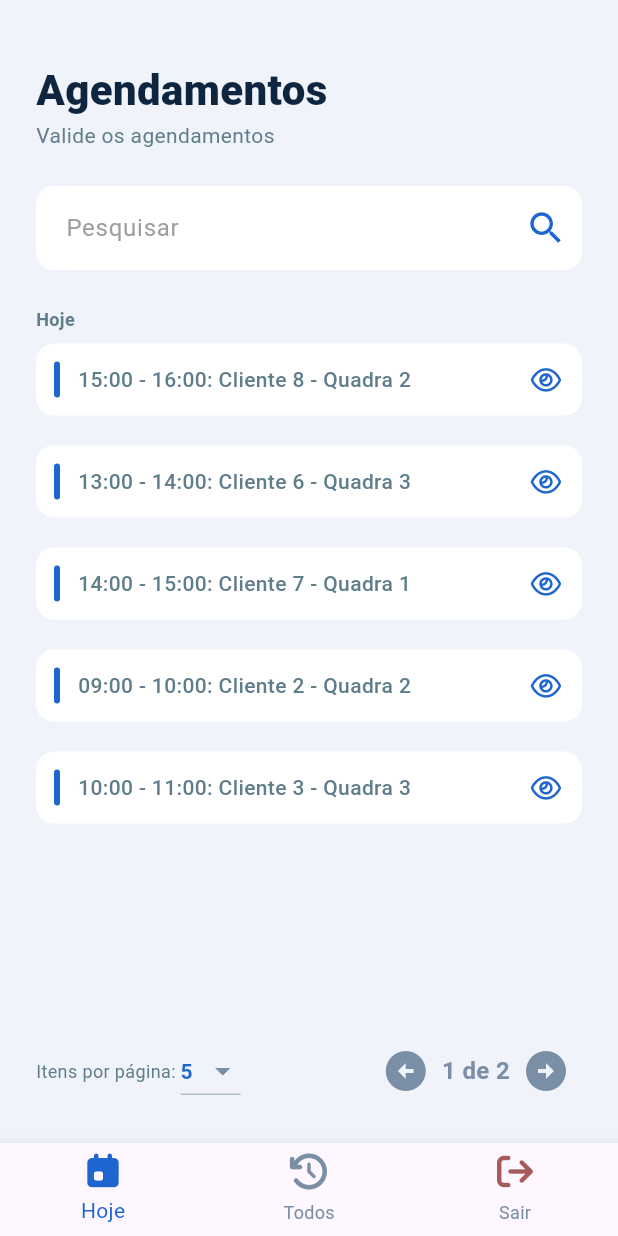
After one commit to adonisoliveiradasilva/GerenciamentoDeQuadras, a Flutter app: the EmployeeLayout screen opened directly, on a phone screen of 412 x 824 dp. The commit adds this screen. Run offline on Flutter 3.47's test engine with Material 3 defaults, Android fonts, the phone set to English and light mode, and no system bars; our stand-ins replace fl_chart, font_awesome_flutter, mask_text_input_formatter.

Commit message:
fix(funcionario): corrige agrupamento de datas na listagem e atualizacao das abas

```diff
--- a/gerenciamento_de_quadras/lib/core/widgets/molecules/action_list_card.dart
+++ b/gerenciamento_de_quadras/lib/core/widgets/molecules/action_list_card.dart
@@ -1,15 +1,18 @@
 import 'package:flutter/material.dart';
+import 'package:font_awesome_flutter/font_awesome_flutter.dart';
 
 class ActionListCard extends StatelessWidget {
   final String title;
   final VoidCallback? onEdit;
   final VoidCallback? onDelete;
+  final VoidCallback? onView;
 
   const ActionListCard({
     super.key,
     required this.title,
     this.onEdit,
     this.onDelete,
+    this.onView,
   });
 
   @override
@@ -34,20 +37,25 @@ class ActionListCard extends StatelessWidget {
           Expanded(
             child: Text(
               title,
-              style: const TextStyle(color: Colors.blueGrey, fontSize: 16, fontWeight: FontWeight.w500),
+              style: const TextStyle(color: Colors.blueGrey, fontSize: 14, fontWeight: FontWeight.w500),
             ),
           ),
+          if (onView != null)
+            IconButton(
+              icon: const FaIcon(FontAwesomeIcons.eye, color: Color(0xFF1E65D0), size: 18),
+              onPressed: onView,
+            ),
           if (onEdit != null)
             IconButton(
-              icon: const Icon(Icons.edit_square, color: Color(0xFF1E65D0)),
+              icon: const Icon(Icons.edit_square, color: Color(0xFF1E65D0), size: 20),
               onPressed: onEdit,
             ),
           if (onDelete != null)
             IconButton(
-              icon: const Icon(Icons.delete, color: Color(0xFFA65C5C)),
+              icon: const Icon(Icons.delete, color: Color(0xFFA65C5C), size: 20),
               onPressed: onDelete,
             ),
-          if (onEdit == null && onDelete == null)
+          if (onEdit == null && onDelete == null && onView == null)
             const SizedBox(height: 48, width: 16),
         ],
       ),
--- /dev/null
+++ b/gerenciamento_de_quadras/lib/features/employee/agendamentos/employee_agendamentos_controller.dart
@@ -0,0 +1,114 @@
+import 'package:flutter/material.dart';
+
+class FuncionarioAgendamentoDto {
+  final String id;
+  final String data;
+  final String horario;
+  final String cliente;
+  final String quadra;
+  final DateTime dateObj;
+
+  FuncionarioAgendamentoDto({
+    required this.id, required this.data, required this.horario,
+    required this.cliente, required this.quadra, required this.dateObj
+  });
+
+  String get descricaoCompleta => '$horario: $cliente - $quadra';
+}
+
+class EmployeeAgendamentosController extends ChangeNotifier {
+  final bool apenasHoje;
+  late List<FuncionarioAgendamentoDto> _mockBancoDeDados;
+
+  List<FuncionarioAgendamentoDto> agendamentosFiltrados = [];
+  String searchQuery = '';
+  int currentPage = 1;
+  int itemsPerPage = 5;
+
+  EmployeeAgendamentosController({this.apenasHoje = false}) {
+    final now = DateTime.now();
+    final today = DateTime(now.year, now.month, now.day);
+
+    final mockCompleto = List.generate(45, (index) {
+      int diasOffset;
+
+      if (index < 8) {
+        diasOffset = 0;
+      } else if (index < 18) {
+        diasOffset = -((index % 5) + 1);
+      } else {
+        diasOffset = (index % 20) + 1;
+      }
+
+      final dt = today.add(Duration(days: diasOffset));
+      final isToday = dt.isAtSameMomentAs(today);
+      final dateStr = isToday ? 'Hoje' : '${dt.day.toString().padLeft(2, '0')}/${dt.month.toString().padLeft(2, '0')}/${dt.year}';
+
+      final horaInicio = 8 + (index % 12);
+      final horarioStr = '${horaInicio.toString().padLeft(2, '0')}:00 - ${(horaInicio + 1).toString().padLeft(2, '0')}:00';
+
+      return FuncionarioAgendamentoDto(
+        id: index.toString(),
+        data: dateStr,
+        horario: horarioStr,
+        cliente: 'Cliente ${(index % 15) + 1}',
+        quadra: 'Quadra ${(index % 3) + 1}',
+        dateObj: dt,
+      );
+    });
+
+    mockCompleto.sort((a, b) => a.dateObj.compareTo(b.dateObj));
+
+    _mockBancoDeDados = mockCompleto.where((a) {
+      if (apenasHoje) return a.dateObj.isAtSameMomentAs(today);
+      return true;
+    }).toList();
+
+    agendamentosFiltrados = _mockBancoDeDados;
+  }
+
+  List<FuncionarioAgendamentoDto> get agendamentosPaginados {
+    int startIndex = (currentPage - 1) * itemsPerPage;
+    int endIndex = startIndex + itemsPerPage;
+    if (startIndex >= agendamentosFiltrados.length) return [];
+    if (endIndex > agendamentosFiltrados.length) endIndex = agendamentosFiltrados.length;
+    return agendamentosFiltrados.sublist(startIndex, endIndex);
+  }
+
+  int get totalPages => (agendamentosFiltrados.length / itemsPerPage).ceil();
+
+  void pesquisar(String query) {
+    searchQuery = query;
+    currentPage = 1;
+    if (query.isEmpty) {
+      agendamentosFiltrados = _mockBancoDeDados;
+    } else {
+      agendamentosFiltrados = _mockBancoDeDados.where((a) =>
+        a.cliente.toLowerCase().contains(query.toLowerCase()) ||
+        a.quadra.toLowerCase().contains(query.toLowerCase()) ||
+        a.data.contains(query)
+      ).toList();
+    }
+    notifyListeners();
+  }
+
+  void alterarItensPorPagina(int qtd) {
+    itemsPerPage = qtd;
+    currentPage = 1;
+    notifyListeners();
+  }
+
+  void proximaPagina() {
+    if (currentPage < totalPages) {
+      currentPage++;
+      notifyListeners();
+    }
+  }
+
+  void paginaAnterior() {
+    if (currentPage > 1) {
+      currentPage--;
+      notifyListeners();
+    }
+  }
+}
--- /dev/null
+++ b/gerenciamento_de_quadras/lib/features/employee/agendamentos/employee_agendamentos_page.dart
@@ -0,0 +1,121 @@
+import 'package:flutter/material.dart';
+import '../../../../core/widgets/atoms/search_input.dart';
+import '../../../../core/widgets/atoms/pagination_controls.dart';
+import '../../../../core/widgets/molecules/action_list_card.dart';
+import '../../../../core/widgets/molecules/agendamento_details_modal.dart';
+import 'employee_agendamentos_controller.dart';
+
+class EmployeeAgendamentosPage extends StatefulWidget {
+  final bool apenasHoje;
+
+  const EmployeeAgendamentosPage({super.key, this.apenasHoje = false});
+
+  @override
+  State<EmployeeAgendamentosPage> createState() => _EmployeeAgendamentosPageState();
+}
+
+class _EmployeeAgendamentosPageState extends State<EmployeeAgendamentosPage> {
+  late EmployeeAgendamentosController _controller;
+
+  @override
+  void initState() {
+    super.initState();
+    _controller = EmployeeAgendamentosController(apenasHoje: widget.apenasHoje);
+  }
+
+  @override
+  void dispose() {
+    _controller.dispose();
+    super.dispose();
+  }
+
+  @override
+  Widget build(BuildContext context) {
+    return SafeArea(
+      child: Padding(
+        padding: const EdgeInsets.all(24.0),
+        child: Column(
+          crossAxisAlignment: CrossAxisAlignment.start,
+          children: [
+            const SizedBox(height: 16),
+            const Text('Agendamentos', style: TextStyle(fontSize: 28, fontWeight: FontWeight.w900, color: Color(0xFF0D253F))),
+            const Text('Valide os agendamentos', style: TextStyle(color: Colors.blueGrey, fontSize: 14)),
+            const SizedBox(height: 24),
+
+            SearchInput(hintText: 'Pesquisar', onChanged: _controller.pesquisar),
+            const SizedBox(height: 24),
+
+            Expanded(
+              child: ListenableBuilder(
+                listenable: _controller,
+                builder: (context, child) {
+                  final lista = _controller.agendamentosPaginados;
+                  if (lista.isEmpty) {
+                    return const Center(child: Text("Nenhum agendamento encontrado.", style: TextStyle(color: Colors.grey)));
+                  }
+
+                  return ListView.builder(
+                    itemCount: lista.length,
+                    itemBuilder: (context, index) {
+                      final item = lista[index];
+
+                      bool showDateHeader = true;
+                      if (index > 0) {
+                        final previousItem = lista[index - 1];
+                        if (previousItem.data == item.data) {
+                          showDateHeader = false;
+                        }
+                      }
+
+                      return Column(
+                        crossAxisAlignment: CrossAxisAlignment.start,
+                        children: [
+                          if (showDateHeader) ...[
+                            Text(item.data, style: const TextStyle(color: Colors.blueGrey, fontSize: 12, fontWeight: FontWeight.w600)),
+                            const SizedBox(height: 8),
+                          ],
+                          ActionListCard(
+                            title: item.descricaoCompleta,
+                            onView: () {
+                              showDialog(
+                                context: context,
+                                builder: (context) => AgendamentoDetailsModal(
+                                  cliente: item.cliente,
+                                  data: item.data,
+                                  horario: item.horario,
+                                  quadra: item.quadra,
+                                ),
+                              );
+                            },
+                          ),
+                          const SizedBox(height: 8),
+                        ],
+                      );
+                    },
+                  );
+                },
+              ),
+            ),
+
+            const SizedBox(height: 16),
+
+            ListenableBuilder(
+              listenable: _controller,
+              builder: (context, child) {
+                final total = _controller.totalPages == 0 ? 1 : _controller.totalPages;
+                return PaginationControls(
+                  currentPage: _controller.currentPage,
+                  totalPages: total,
+                  itemsPerPage: _controller.itemsPerPage,
+                  onItemsPerPageChanged: (v) { if (v != null) _controller.alterarItensPorPagina(v); },
+                  onPrevious: _controller.paginaAnterior,
+                  onNext: _controller.proximaPagina,
+                );
+              }
+            ),
+          ],
+        ),
+      ),
+    );
+  }
+}
--- /dev/null
+++ b/gerenciamento_de_quadras/lib/features/employee/layout/employee_layout.dart
@@ -0,0 +1,84 @@
+import 'package:flutter/material.dart';
+import 'package:font_awesome_flutter/font_awesome_flutter.dart';
+import '../agendamentos/employee_agendamentos_page.dart';
+import '../../auth/login_page.dart';
+
+class EmployeeLayout extends StatefulWidget {
+  const EmployeeLayout({super.key});
+
+  @override
+  State<EmployeeLayout> createState() => _EmployeeLayoutState();
+}
+
+class _EmployeeLayoutState extends State<EmployeeLayout> {
+  int _selectedIndex = 0;
+
+  final List<Widget> _pages = [
+    const EmployeeAgendamentosPage(key: ValueKey('aba_hoje'), apenasHoje: true),
+    const EmployeeAgendamentosPage(key: ValueKey('aba_todos'), apenasHoje: false),
+  ];
+
+  void _confirmarLogout() {
+    showDialog(
+      context: context,
+      builder: (context) => AlertDialog(
+        title: const Text('Sair do sistema', style: TextStyle(color: Color(0xFF0D253F), fontWeight: FontWeight.bold)),
+        content: const Text('Tem certeza que deseja encerrar sua sessão?', style: TextStyle(color: Colors.blueGrey)),
+        shape: RoundedRectangleBorder(borderRadius: BorderRadius.circular(16)),
+        actions: [
+          TextButton(
+            onPressed: () => Navigator.pop(context),
+            child: const Text('Cancelar', style: TextStyle(color: Colors.blueGrey)),
+          ),
+          TextButton(
+            onPressed: () {
+              Navigator.pushAndRemoveUntil(
+                context,
+                MaterialPageRoute(builder: (context) => const LoginPage()),
+                (Route<dynamic> route) => false,
+              );
+            },
+            child: const Text('Sair', style: TextStyle(color: Color(0xFFA65C5C), fontWeight: FontWeight.bold)),
+          ),
+        ],
+      ),
+    );
+  }
+
+  @override
+  Widget build(BuildContext context) {
+    return Scaffold(
+      backgroundColor: const Color(0xFFF0F4FA),
+      body: _pages[_selectedIndex],
+      bottomNavigationBar: BottomNavigationBar(
+        currentIndex: _selectedIndex,
+        type: BottomNavigationBarType.fixed,
+        selectedItemColor: const Color(0xFF1E65D0),
+        unselectedItemColor: const Color(0xFF7A8FA6),
+        onTap: (index) {
+          if (index == 2) {
+            _confirmarLogout();
+          } else {
+            setState(() {
+              _selectedIndex = index;
+            });
+          }
+        },
+        items: const [
+          BottomNavigationBarItem(
+            icon: Padding(padding: EdgeInsets.only(bottom: 4), child: FaIcon(FontAwesomeIcons.calendarDay)),
+            label: 'Hoje',
+          ),
+          BottomNavigationBarItem(
+            icon: Padding(padding: EdgeInsets.only(bottom: 4), child: FaIcon(FontAwesomeIcons.clockRotateLeft)),
+            label: 'Todos',
+          ),
+          BottomNavigationBarItem(
+            icon: Padding(padding: EdgeInsets.only(bottom: 4), child: FaIcon(FontAwesomeIcons.arrowRightFromBracket, color: Color(0xFFA65C5C))),
+            label: 'Sair',
+          ),
+        ],
+      ),
+    );
+  }
+}
```
Also changed, not shown: gerenciamento_de_quadras/lib/core/widgets/molecules/agendamento_details_modal.dart (added, +75 -0 lines), gerenciamento_de_quadras/lib/features/auth/login_page.dart (+3 -4 lines).
